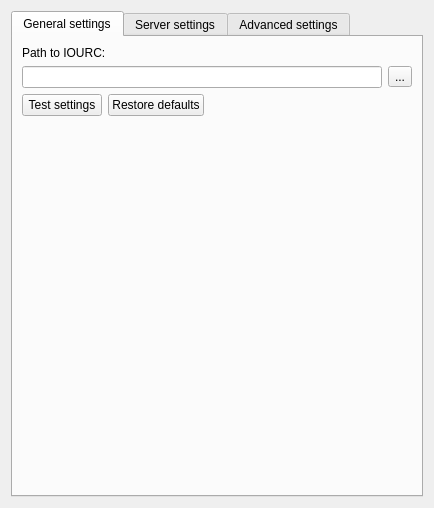
Above: gns3/modules/iou/ui/iou_preferences_page.ui from GNS3/gns3-gui before the change. Below: the same form after it.
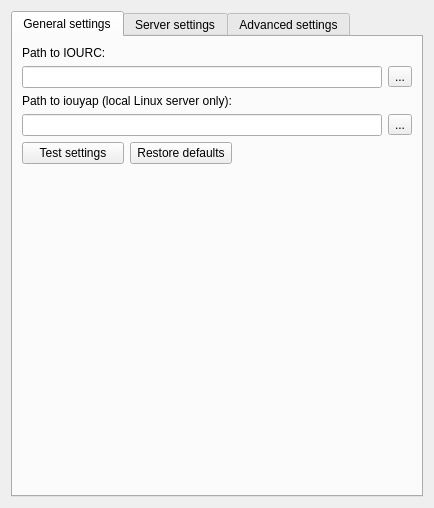
That is the form after the change.

Commit message: Implement the topology summary view. Add iouyap setting for local Linux server. Add file browser for Servers, Dynamips and IOU preferences.

```diff
--- a/gns3/modules/iou/ui/iou_preferences_page.ui
+++ b/gns3/modules/iou/ui/iou_preferences_page.ui
@@ -24,14 +24,7 @@
        <string>General settings</string>
       </attribute>
       <layout class="QGridLayout" name="gridLayout">
-       <item row="0" column="0">
-        <widget class="QLabel" name="uiIOURCPathLabel">
-         <property name="text">
-          <string>Path to IOURC:</string>
-         </property>
-        </widget>
-       </item>
-       <item row="1" column="0" colspan="2">
+       <item row="3" column="0" colspan="2">
         <layout class="QHBoxLayout" name="horizontalLayout_5">
          <item>
           <widget class="QLineEdit" name="uiIOURCPathLineEdit"/>
@@ -48,7 +41,20 @@
          </item>
         </layout>
        </item>
-       <item row="2" column="0">
+       <item row="6" column="1">
+        <spacer name="horizontalSpacer">
+         <property name="orientation">
+          <enum>Qt::Horizontal</enum>
+         </property>
+         <property name="sizeHint" stdset="0">
+          <size>
+           <width>164</width>
+           <height>20</height>
+          </size>
+         </property>
+        </spacer>
+       </item>
+       <item row="6" column="0">
         <layout class="QHBoxLayout" name="horizontalLayout_2">
          <item>
           <widget class="QPushButton" name="uiTestSettingsPushButton">
@@ -66,20 +72,21 @@
          </item>
         </layout>
        </item>
-       <item row="2" column="1">
-        <spacer name="horizontalSpacer">
-         <property name="orientation">
-          <enum>Qt::Horizontal</enum>
+       <item row="4" column="0">
+        <widget class="QLabel" name="uiIouyapPathLabel">
+         <property name="text">
+          <string>Path to iouyap (local Linux server only):</string>
          </property>
-         <property name="sizeHint" stdset="0">
-          <size>
-           <width>164</width>
-           <height>20</height>
-          </size>
+        </widget>
+       </item>
+       <item row="2" column="0">
+        <widget class="QLabel" name="uiIOURCPathLabel">
+         <property name="text">
+          <string>Path to IOURC:</string>
          </property>
-        </spacer>
+        </widget>
        </item>
-       <item row="3" column="0" colspan="2">
+       <item row="7" column="0" colspan="2">
         <spacer name="spacer">
          <property name="orientation">
           <enum>Qt::Vertical</enum>
@@ -92,6 +99,23 @@
          </property>
         </spacer>
        </item>
+       <item row="5" column="0" colspan="2">
+        <layout class="QHBoxLayout" name="horizontalLayout_6">
+         <item>
+          <widget class="QLineEdit" name="uiIouyapPathLineEdit"/>
+         </item>
+         <item>
+          <widget class="QToolButton" name="uiIouyapPathToolButton">
+           <property name="text">
+            <string>...</string>
+           </property>
+           <property name="toolButtonStyle">
+            <enum>Qt::ToolButtonTextOnly</enum>
+           </property>
+          </widget>
+         </item>
+        </layout>
+       </item>
       </layout>
      </widget>
      <widget class="QWidget" name="uiServerSettingsTabWidget">
```
The commit also changes 28 other files.
